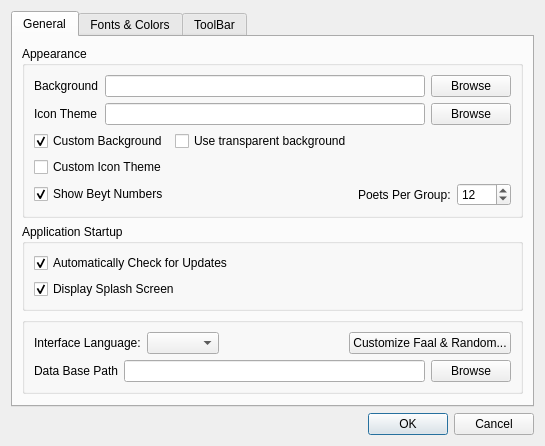
srazi/Saaghar, file src/settings.ui: the form before one commit.
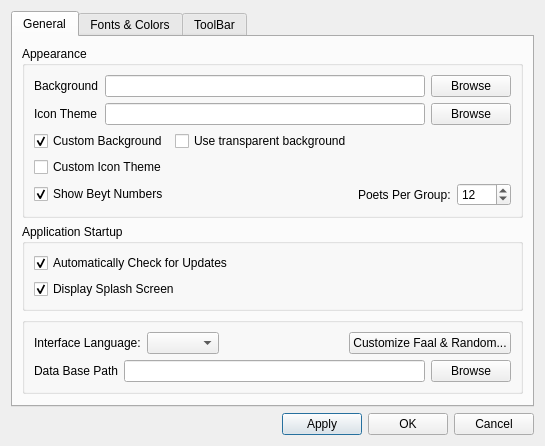
The form after the commit. Icons and pictures are not drawn.

Commit message: Added "Apply" button to Settings dialog.

The edit to the form file:
```diff
--- a/src/settings.ui
+++ b/src/settings.ui
@@ -29,6 +29,13 @@
        </property>
       </spacer>
      </item>
+     <item>
+      <widget class="QPushButton" name="pushButtonApply">
+       <property name="text">
+        <string>Apply</string>
+       </property>
+      </widget>
+     </item>
      <item>
       <widget class="QPushButton" name="pushButtonOK">
        <property name="text">
```
The commit also changes 4 other files.
